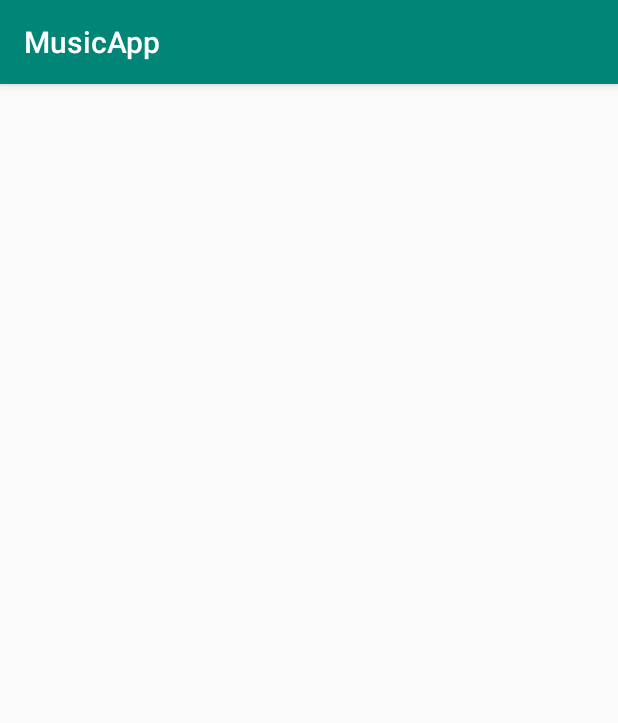
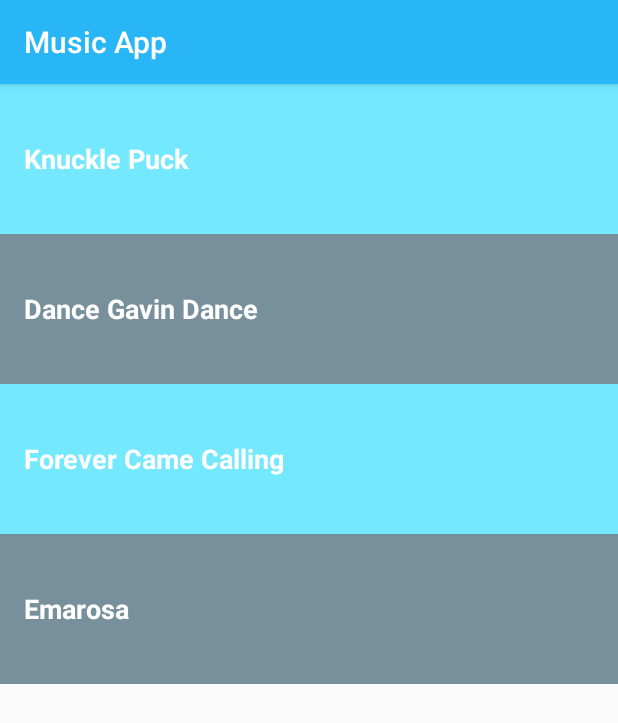
Before and after one commit to JonathanABarnett/FirstMusicApp, an Android app: the screen it shows after launch (MainActivity), on a phone screen of 412 x 824 dp. Shown: the top 723 px of the screen. Run offline under Robolectric (Android 15) with nearby library versions, the phone set to English and light mode, and no system bars.

Commit message:
Basic Layout

```diff
--- a/app/src/main/AndroidManifest.xml
+++ b/app/src/main/AndroidManifest.xml
@@ -9,6 +9,10 @@
         android:roundIcon="@mipmap/ic_launcher_round"
         android:supportsRtl="true"
         android:theme="@style/AppTheme">
+        <activity android:name=".Emarosa"></activity>
+        <activity android:name=".ForeverCameCalling" />
+        <activity android:name=".KnucklePuck" />
+        <activity android:name=".DanceGavinDance" />
         <activity android:name=".MainActivity">
             <intent-filter>
                 <action android:name="android.intent.action.MAIN" />
--- a/app/src/main/res/layout/activity_main.xml
+++ b/app/src/main/res/layout/activity_main.xml
@@ -7,6 +7,25 @@
     android:orientation="vertical"
     tools:context=".MainActivity">
 
-
+    <TextView
+        android:id="@+id/knuckle_puck"
+        style="@style/CategoryStyle"
+        android:background="@color/color_primary_light"
+        android:text="@string/category_knuckle_puck" />
+    <TextView
+        android:id="@+id/dance_gavin_dance"
+        style="@style/CategoryStyle"
+        android:background="@color/color_secondary"
+        android:text="@string/category_dance_gavin_dance" />
+    <TextView
+        android:id="@+id/forever_came_calling"
+        style="@style/CategoryStyle"
+        android:background="@color/color_primary_light"
+        android:text="@string/category_forever_came_calling" />
+    <TextView
+        android:id="@+id/emarosa"
+        style="@style/CategoryStyle"
+        android:background="@color/color_secondary"
+        android:text="@string/category_emarosa" />
 
 </LinearLayout>
--- a/app/src/main/res/values/colors.xml
+++ b/app/src/main/res/values/colors.xml
@@ -1,6 +1,10 @@
 <?xml version="1.0" encoding="utf-8"?>
 <resources>
-    <color name="colorPrimary">#008577</color>
-    <color name="colorPrimaryDark">#00574B</color>
-    <color name="colorAccent">#D81B60</color>
+    <color name="color_primary">#29b6f6</color>
+    <color name="color_primary_light">#73e8ff</color>
+    <color name="color_primary_dark">#0086c3</color>
+    <color name="color_secondary">#78909c</color>
+    <color name="color_secondary_light">#a7c0cd</color>
+    <color name="color_secondary_dark">#4b636e</color>
+    <color name="colorAccent">#a00037</color>
 </resources>
--- a/app/src/main/res/values/strings.xml
+++ b/app/src/main/res/values/strings.xml
@@ -1,3 +1,7 @@
 <resources>
-    <string name="app_name">MusicApp</string>
+    <string name="app_name">Music App</string>
+    <string name="category_knuckle_puck">Knuckle Puck</string>
+    <string name="category_dance_gavin_dance">Dance Gavin Dance</string>
+    <string name="category_forever_came_calling">Forever Came Calling</string>
+    <string name="category_emarosa">Emarosa</string>
 </resources>
--- a/app/src/main/res/values/styles.xml
+++ b/app/src/main/res/values/styles.xml
@@ -2,8 +2,8 @@
 
     <!-- Base application theme. -->
     <style name="AppTheme" parent="Theme.AppCompat.Light.DarkActionBar">
-        <item name="colorPrimary">@color/colorPrimary</item>
-        <item name="colorPrimaryDark">@color/colorPrimaryDark</item>
+        <item name="colorPrimary">@color/color_primary</item>
+        <item name="colorPrimaryDark">@color/color_primary_dark</item>
     </style>
 
     <!-- Style for a category of vocabulary words -->
```
Also changed, not shown: app/src/main/java/com/alaythiaproductions/musicapp/DanceGavinDance.java (added, +13 -0 lines), app/src/main/java/com/alaythiaproductions/musicapp/Emarosa.java (added, +13 -0 lines), app/src/main/java/com/alaythiaproductions/musicapp/ForeverCameCalling.java (added, +13 -0 lines), app/src/main/java/com/alaythiaproductions/musicapp/KnucklePuck.java (added, +13 -0 lines), app/src/main/res/layout/activity_dance_gavin_dance.xml (added, +9 -0 lines), app/src/main/res/layout/activity_emarosa.xml (added, +9 -0 lines), app/src/main/res/layout/activity_forever_came_calling.xml (added, +9 -0 lines), app/src/main/res/layout/activity_knuckle_puck.xml (added, +9 -0 lines).
